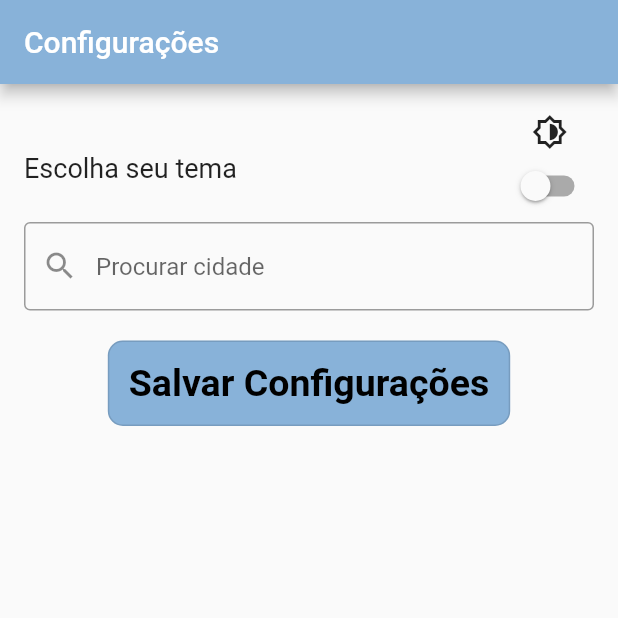
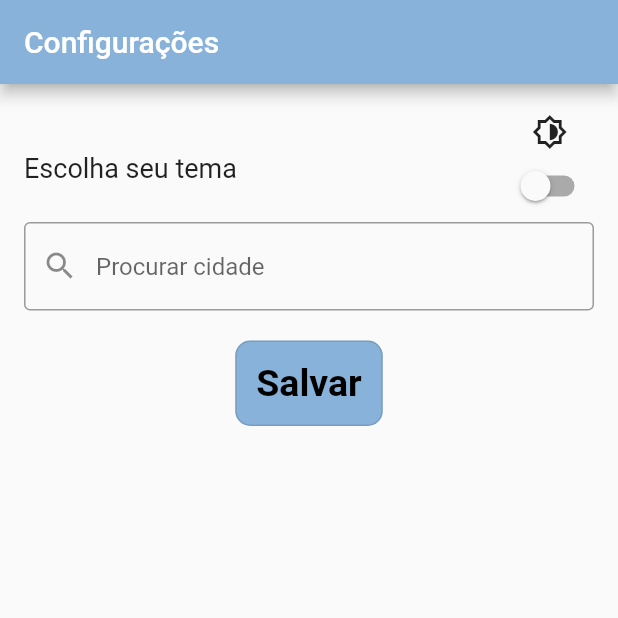
Before and after one commit to elisanecamilapagani/VidenteApp, a Flutter app: the screen it shows after launch, on a phone screen of 412 x 824 dp, the top half of it. Run offline on Flutter 3.47's test engine with Material 2 defaults, Android fonts, the phone set to English and light mode, and no system bars; drawn by our look-alikes of flutter_typeahead; our stand-ins replace flutter_dotenv, sqflite; accounts and stored records are empty.

Commit message:
commit inicial

```diff
--- a/vidente_app avaliaçao2/lib/widgets/configuracoes.dart
+++ b/vidente_app avaliaçao2/lib/widgets/configuracoes.dart
@@ -114,7 +114,7 @@ class _ConfiguracoesState extends State<Configuracoes> {
                     shape: RoundedRectangleBorder(
                         borderRadius: BorderRadius.circular(10)),
                   ),
-                  child: Text('Salvar Configurações',
+                  child: Text('Salvar',
                       style: TextStyle(
                           fontSize: 25,
                           color: Colors.black,
```
